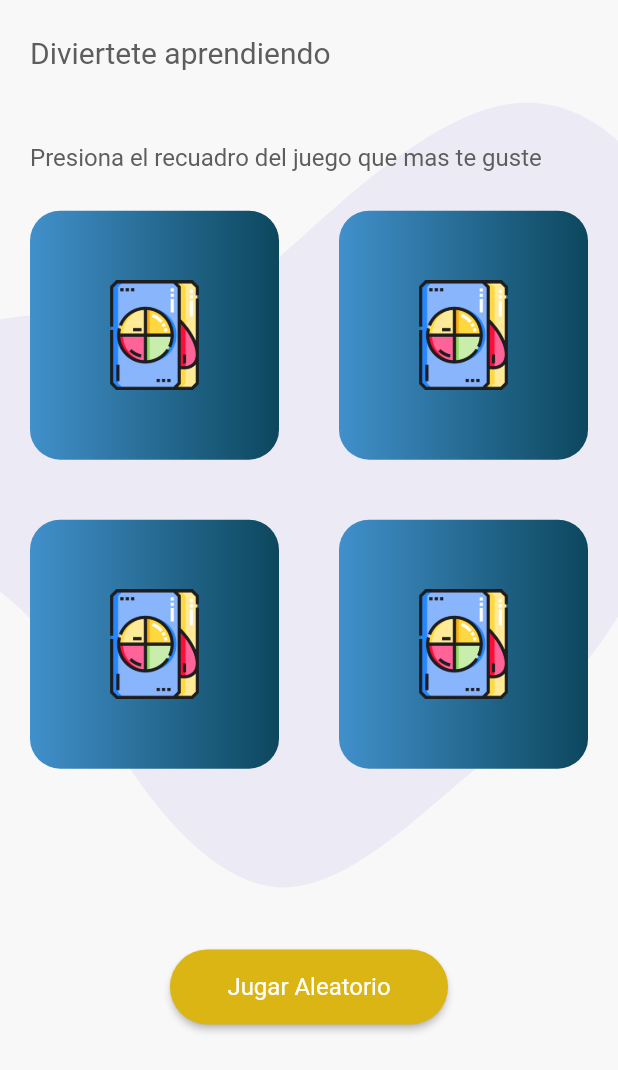
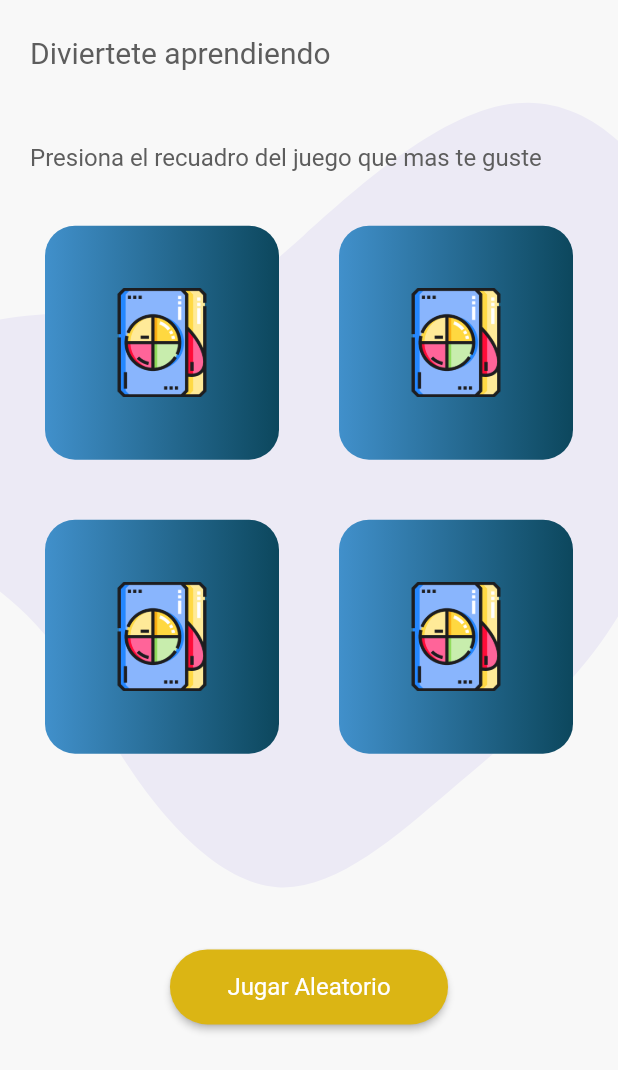
Before and after one commit to Quezma/recuerditos, a Flutter app: the screen it shows after launch, on a phone screen of 412 x 824 dp, the part 166-1236 px from its top. Run offline on Flutter 3.47's test engine with Material 2 defaults, Android fonts, the phone set to English and light mode, and no system bars; our stand-ins replace flutter_svg, sembast.

Commit message:
RA-8 rezise grid view

```diff
--- a/lib/src/ui/home_page.dart
+++ b/lib/src/ui/home_page.dart
@@ -85,6 +85,8 @@ class HomePage extends StatelessWidget {
       crossAxisCount: 2,
       mainAxisSpacing: 40.0,
       crossAxisSpacing: 40.0,
+      padding: EdgeInsets.all(10.0),
+      primary: false,
       children: [
         Container(
           decoration: BoxDecoration(
```
